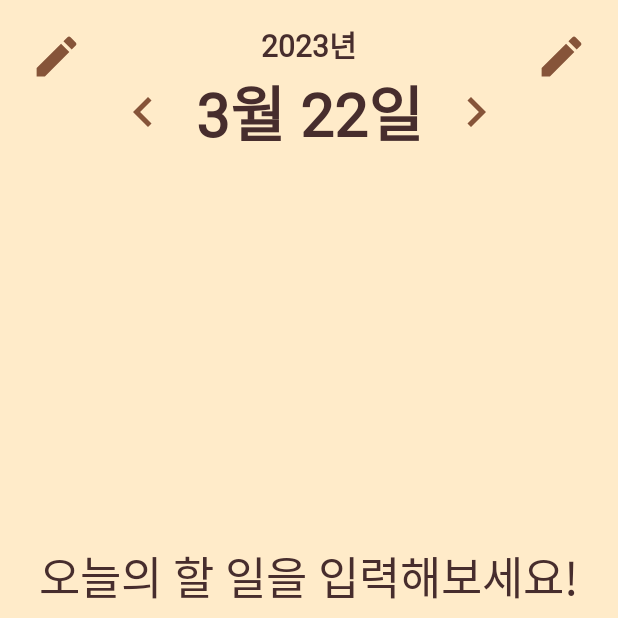
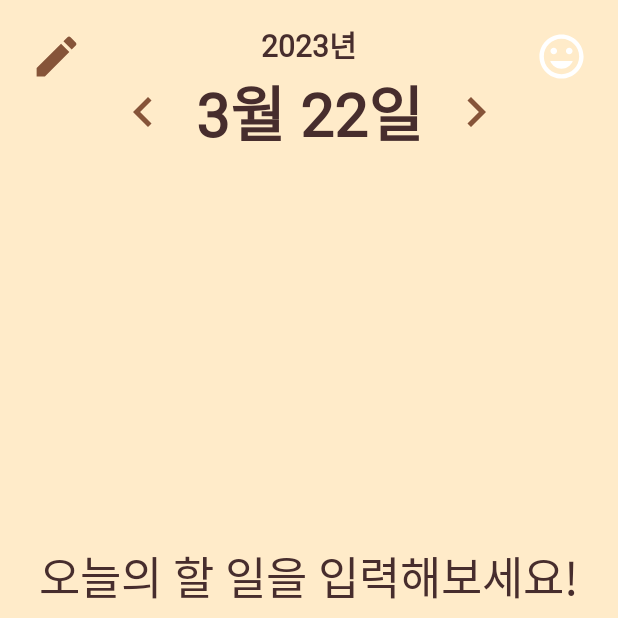
Before and after one commit to j-miiin/CatWork, an Android app: the screen it shows after launch (MainActivity), on a phone screen of 412 x 824 dp, the top half of it. Run offline under Robolectric (Android 15) with nearby library versions, the phone set to English and light mode, and no system bars; our stand-ins replace Room's generated code, navigation-ui; 1 statement that could not run was skipped.

Commit message:
하루 기록 버튼 로직 작성

```diff
--- a/CatWork/app/src/main/java/com/example/catwork/presentation/home/dialog/DetailToDoDialog.kt
+++ b/CatWork/app/src/main/java/com/example/catwork/presentation/home/dialog/DetailToDoDialog.kt
@@ -101,7 +101,7 @@ class DetailToDoDialog(
     }
 
     private fun hideKeyboard() {
-        val inputMethodManager = context?.getSystemService(Activity.INPUT_METHOD_SERVICE) as InputMethodManager
+        val inputMethodManager = context.getSystemService(Activity.INPUT_METHOD_SERVICE) as InputMethodManager
         inputMethodManager.hideSoftInputFromWindow(currentFocus?.windowToken, 0)
     }
 
--- a/CatWork/app/src/main/res/layout/fragment_home.xml
+++ b/CatWork/app/src/main/res/layout/fragment_home.xml
@@ -68,13 +68,15 @@
             app:layout_constraintStart_toEndOf="@id/dateTextView"
             app:layout_constraintTop_toTopOf="@id/dateTextView" />
 
-        <Button
+        <ImageButton
             android:id="@+id/recordButton"
             android:layout_width="35dp"
             android:layout_height="35dp"
             android:layout_marginEnd="10dp"
             android:layout_marginTop="10dp"
-            android:background="@drawable/ic_baseline_create_24"
+            android:src="@drawable/ic_none"
+            android:background="@null"
+            android:scaleType="fitCenter"
             app:layout_constraintEnd_toEndOf="parent"
             app:layout_constraintTop_toTopOf="parent" />
 
```
Also changed, not shown: CatWork/app/src/main/java/com/example/catwork/presentation/home/HomeFragment.kt (+19 -2 lines).
